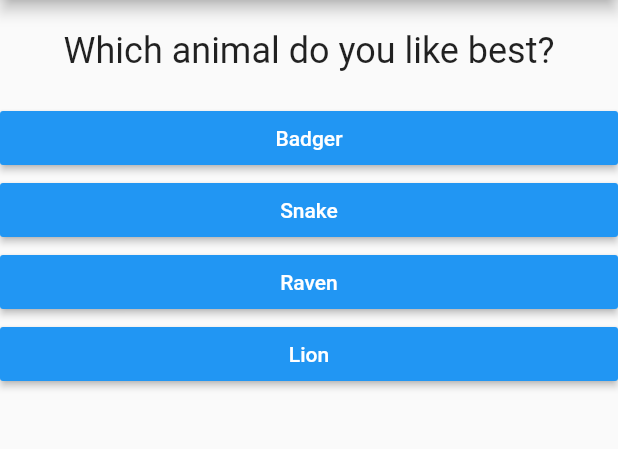
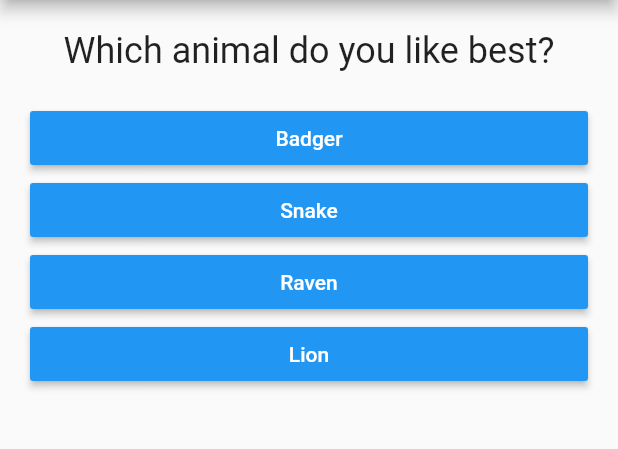
Before and after one commit to travisVela/house-sorting-app, a Flutter app: the screen it shows after launch, after a tap on "Red", on a phone screen of 412 x 824 dp, the part 84-533 px from its top. Run offline on Flutter 3.47's test engine with Material 2 defaults, Android fonts, the phone set to English and light mode, and no system bars.

Commit message:
add quiz and result dart files to extract the logic and clean up main dart

```diff
--- a/lib/answer.dart
+++ b/lib/answer.dart
@@ -10,6 +10,7 @@ Answer(this.selectHandler, this.answerText);
   Widget build(BuildContext context) {
     return Container(
       width: double.infinity,
+      margin: EdgeInsets.symmetric(horizontal: 20),
       child: RaisedButton(
         color: Colors.blue,
         textColor: Colors.white,
--- a/lib/main.dart
+++ b/lib/main.dart
@@ -1,7 +1,7 @@
 import 'package:flutter/material.dart';
 
-import './question.dart';
-import './answer.dart';
+import './quiz.dart';
+import './result.dart';
 
 void main() => runApp(HouseSortingApp());
 
@@ -15,50 +15,45 @@ class HouseSortingApp extends StatefulWidget {
 class _HouseSortingAppState extends State<HouseSortingApp> {
   var _questionIndex = 0;
 
+  final _questions = [
+    {
+      'questionText': 'Which color do you prefer?',
+      'answers': ['Red', 'Blue', 'Green', 'Yellow']
+    },
+    {
+      'questionText': 'Which animal do you like best?',
+      'answers': ['Badger', 'Snake', 'Raven', 'Lion']
+    },
+    {
+      'questionText': 'Which describes you best?',
+      'answers': ['Inquisitive', 'Doubtful', 'Brave', 'Joyful']
+    }
+  ];
+
   void _answerQuestion() {
     setState(() {
       _questionIndex = _questionIndex + 1;
     });
     print(_questionIndex);
+    if (_questionIndex < _questions.length) {
+      print('more questions');
+    }
   }
 
   @override
   Widget build(BuildContext context) {
-    var questions = [
-      {
-        'questionText': 'Which color do you prefer?',
-        'answers': [
-        'Red', 'Blue', 'Green', 'Yellow'
-        ]
-      },
-      {
-        'questionText': 'Which animal do you like best?',
-        'answers': [
-          'Badger', 'Snake', 'Raven', 'Lion'
-        ]
-      },
-      {
-        'questionText': 'Which describes you best?',
-        'answers': [
-          'Inquisitive', 'Doubtful', 'Brave', 'Joyful'
-        ]
-      }
-    ];
     return MaterialApp(
       home: Scaffold(
         appBar: AppBar(
           title: Text('House Sorting App'),
         ),
-        body: Column(
-          children: [
-            Question(
-              questions[_questionIndex]['questionText']
-            ),
-            ...(questions[_questionIndex]['answers'] as List<String>).map((answer) {
-              return Answer(_answerQuestion, answer);
-            }).toList()
-          ],
-        ),
+        body: _questionIndex < _questions.length
+            ? Quiz(
+                answerQuestion: _answerQuestion,
+                questions: _questions,
+                questionIndex: _questionIndex
+              )
+            : Result()
       ),
     );
   }
--- /dev/null
+++ b/lib/quiz.dart
@@ -0,0 +1,32 @@
+import 'package:flutter/material.dart';
+
+import './question.dart';
+import './answer.dart';
+
+class Quiz extends StatelessWidget {
+
+  final List<Map<String, Object>> questions;
+  final int questionIndex;
+  final Function answerQuestion;
+
+  Quiz(
+    {
+      @required this.questions,
+      @required this.answerQuestion,
+      @required this.questionIndex
+    }
+  );
+
+  @override
+  Widget build(BuildContext context) {
+    return Column(
+      children: [
+        Question(questions[questionIndex]['questionText']),
+        ...(questions[questionIndex]['answers'] as List<String>)
+            .map((answer) {
+          return Answer(answerQuestion, answer);
+        }).toList()
+      ],
+    );
+  }
+}
--- /dev/null
+++ b/lib/result.dart
@@ -0,0 +1,10 @@
+import 'package:flutter/material.dart';
+
+class Result extends StatelessWidget {
+  @override
+  Widget build(BuildContext context) {
+    return Center(
+      child: Text('Done'),
+    );
+  }
+}
```
